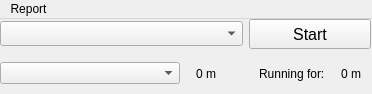
First picture: the form in mainform.ui, repository nathalier/timetracker, before the edit.
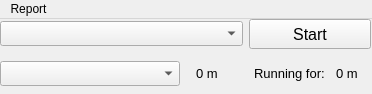
Second picture: the form after the edit.

Patch:
```diff
--- a/mainform.ui
+++ b/mainform.ui
@@ -41,6 +41,11 @@
       <layout class="QHBoxLayout" name="horizontalLayout_2">
        <item>
         <widget class="QLabel" name="runningForText">
+         <property name="font">
+          <font>
+           <pointsize>10</pointsize>
+          </font>
+         </property>
          <property name="text">
           <string>Running for:</string>
          </property>
@@ -48,17 +53,22 @@
           <number>0</number>
          </property>
          <property name="indent">
-          <number>10</number>
+          <number>5</number>
          </property>
         </widget>
        </item>
        <item>
         <widget class="QLabel" name="timeFromStart_lb">
+         <property name="font">
+          <font>
+           <pointsize>10</pointsize>
+          </font>
+         </property>
          <property name="text">
           <string>0 m</string>
          </property>
          <property name="indent">
-          <number>10</number>
+          <number>5</number>
          </property>
         </widget>
        </item>
@@ -71,13 +81,18 @@
          <property name="minimumSize">
           <size>
            <width>180</width>
-           <height>0</height>
+           <height>25</height>
           </size>
          </property>
         </widget>
        </item>
        <item>
         <widget class="QLabel" name="totalForPeriod_lb">
+         <property name="font">
+          <font>
+           <pointsize>10</pointsize>
+          </font>
+         </property>
          <property name="text">
           <string>0 m</string>
          </property>
```
Left out of the diff: 4 changed lines with no effect on the pictures.
